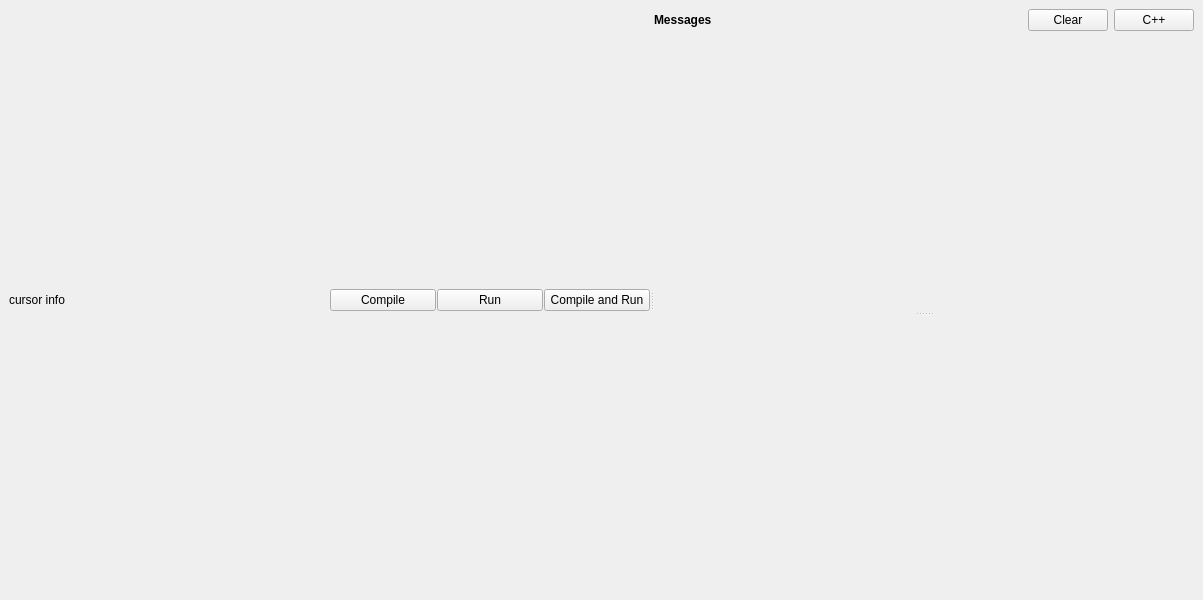
This is ui/mainwindow.ui in cpeditor/cpeditor as Qt 5 draws it before an edit. The edited form follows.
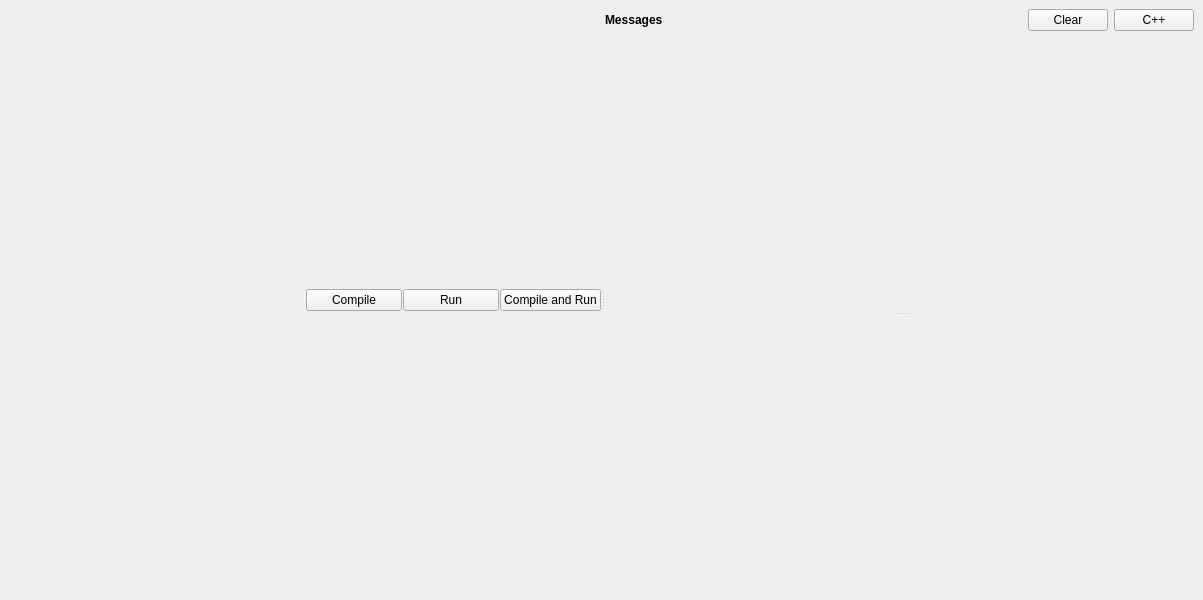
This is the edited form.

Commit message: Fix missing cursor info when switching to non-vim

The edit to the form file:
```diff
--- a/ui/mainwindow.ui
+++ b/ui/mainwindow.ui
@@ -40,9 +40,6 @@
            <layout class="QHBoxLayout" name="cursorInfoArea">
             <item>
              <widget class="QLabel" name="cursorInfo">
-              <property name="text">
-               <string>cursor info</string>
-              </property>
              </widget>
             </item>
            </layout>
```
The commit also changes 3 other files.
